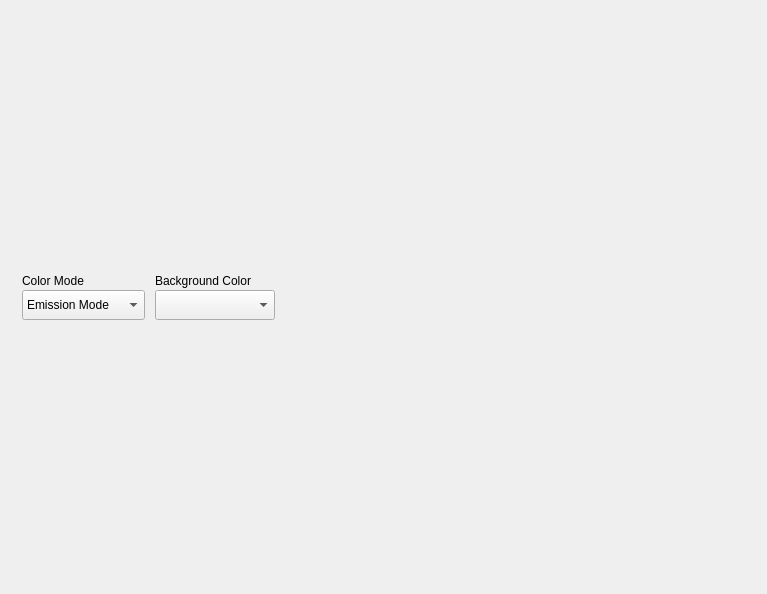
This is crikit/ui/qt5/ui_CompositeColor.ui in CCampJr/CRIkit2 as Qt 5 draws it before an edit. The edited form follows.
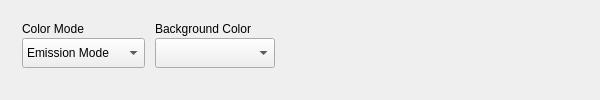
This is the edited form.

Commit message: Improved widget alignment and geometries

The edit to the form file:
```diff
--- a/crikit/ui/qt5/ui_CompositeColor.ui
+++ b/crikit/ui/qt5/ui_CompositeColor.ui
@@ -6,8 +6,8 @@
    <rect>
     <x>0</x>
     <y>0</y>
-    <width>767</width>
-    <height>594</height>
+    <width>600</width>
+    <height>100</height>
    </rect>
   </property>
   <property name="windowTitle">
@@ -128,6 +128,19 @@
      </layout>
     </widget>
    </item>
+   <item>
+    <spacer name="verticalSpacer">
+     <property name="orientation">
+      <enum>Qt::Vertical</enum>
+     </property>
+     <property name="sizeHint" stdset="0">
+      <size>
+       <width>20</width>
+       <height>40</height>
+      </size>
+     </property>
+    </spacer>
+   </item>
   </layout>
  </widget>
  <resources/>
```
The commit also changes 7 other files.
